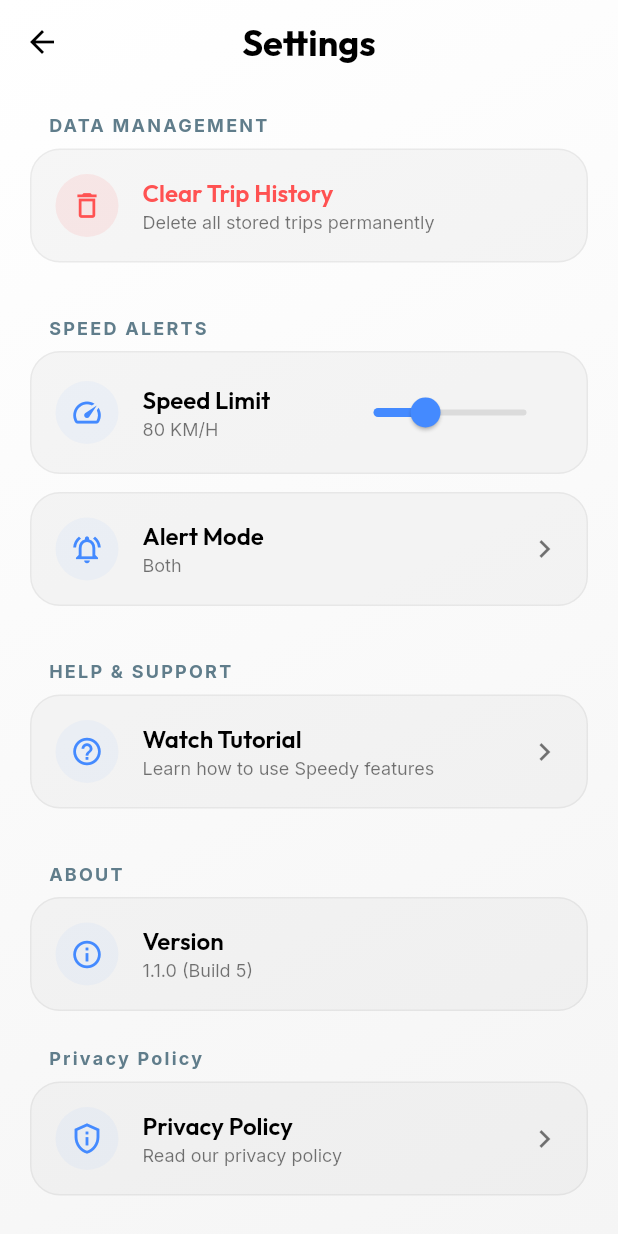
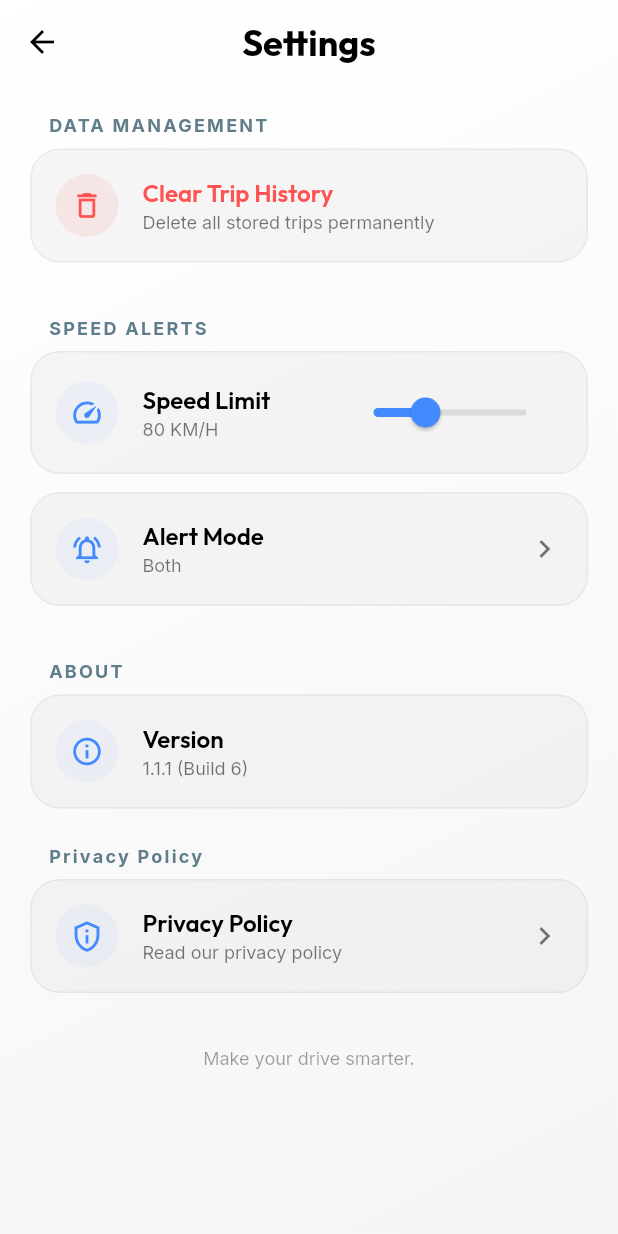
Before and after one commit to muhammedshibilm/speedometer-apk, a Flutter app: the SettingsPage screen opened directly, on a phone screen of 412 x 824 dp. Run offline on Flutter 3.47's test engine with Material 3 defaults, Android fonts, the phone set to English and light mode, and no system bars; our stand-ins replace flutter_map, geolocator, google_fonts, google_mobile_ads, hive, hive_flutter and 4 more; missing offline and left inert: flutter_ringtone_player, tutorial_coach_mark; accounts and stored records are empty.

Commit message:
feat: Remove tutorial link from settings page and update version to 1.1.1+6

```diff
--- a/lib/settings_page.dart
+++ b/lib/settings_page.dart
@@ -155,23 +155,7 @@
                   ),
 
                   const SizedBox(height: 24),
-                  _sectionHeader('HELP & SUPPORT', isDark),
-                  _glassSettingsTile(
-                    context,
-                    icon: Icons.help_outline,
-                    title: 'Watch Tutorial',
-                    subtitle: 'Learn how to use Speedy features',
-                    trailing: Icon(Icons.chevron_right,
-                        color: isDark ? Colors.white54 : Colors.black54),
-                    onTap: () {
-                      Navigator.push(
-                        context,
-                        MaterialPageRoute(builder: (context) => const TutorialPage()),
-                      );
-                    },
-                    isDark: isDark,
-                  ),
-                  const SizedBox(height: 24),
+
                   _sectionHeader('ABOUT', isDark),
                   _glassSettingsTile(
                     context,
--- a/pubspec.yaml
+++ b/pubspec.yaml
@@ -2,7 +2,7 @@
 description: "Offline GPS speedometer with trip history"
 publish_to: 'none'
 
-version: 1.1.0+5
+version: 1.1.1+6
 
 environment:
   sdk: '>=3.3.0 <4.0.0'
```
